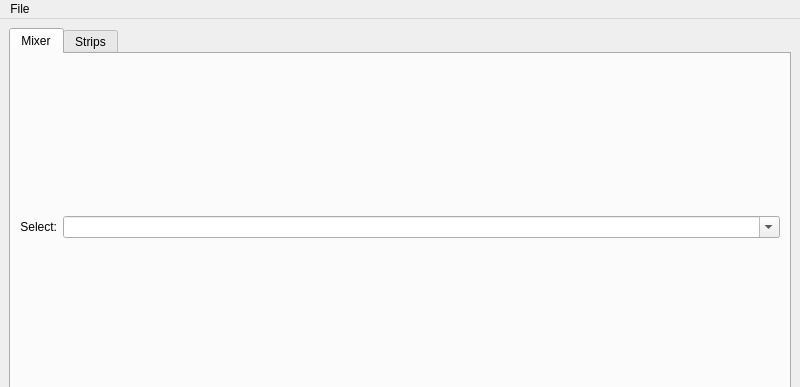
ShowControl/ShowControl, file MixerMaker/MixerMaker-1.ui: the form before one commit; both pictures show x 0 to 800 and y 0 to 387 of the 800 by 600 pixel window.
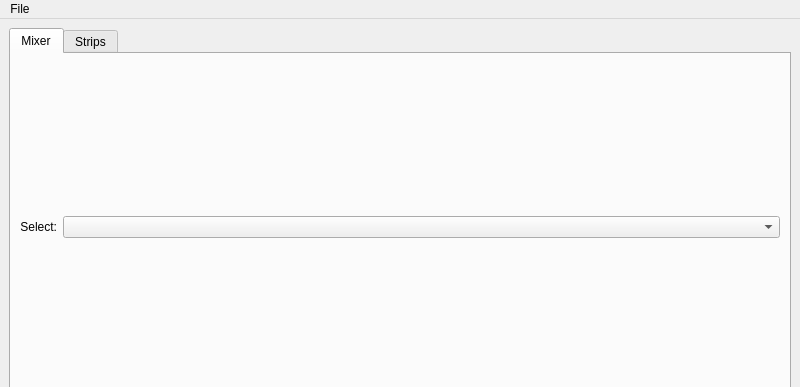
The form after the commit.

Patch:
```diff
--- a/MixerMaker/MixerMaker-1.ui
+++ b/MixerMaker/MixerMaker-1.ui
@@ -45,9 +45,15 @@
           </item>
           <item row="2" column="3">
            <widget class="QComboBox" name="comboBoxPickMixer">
-            <property name="editable">
+            <property name="mouseTracking">
              <bool>true</bool>
             </property>
+            <property name="focusPolicy">
+             <enum>Qt::StrongFocus</enum>
+            </property>
+            <property name="editable">
+             <bool>false</bool>
+            </property>
            </widget>
           </item>
           <item row="5" column="3">
```
